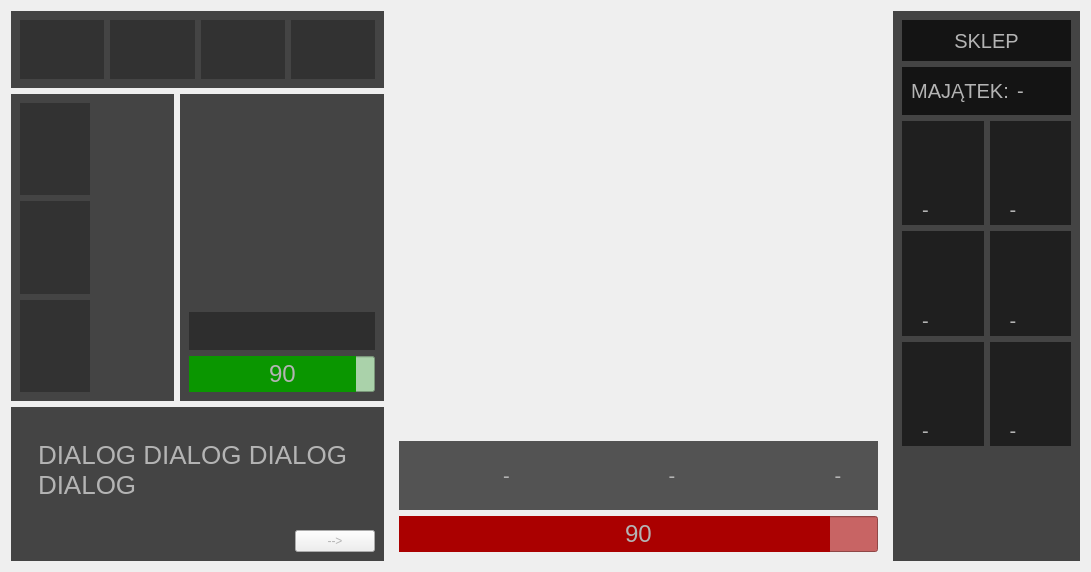
Old version of the form gamescreen.ui in the repository AdrianSuliga/BadTravelling.
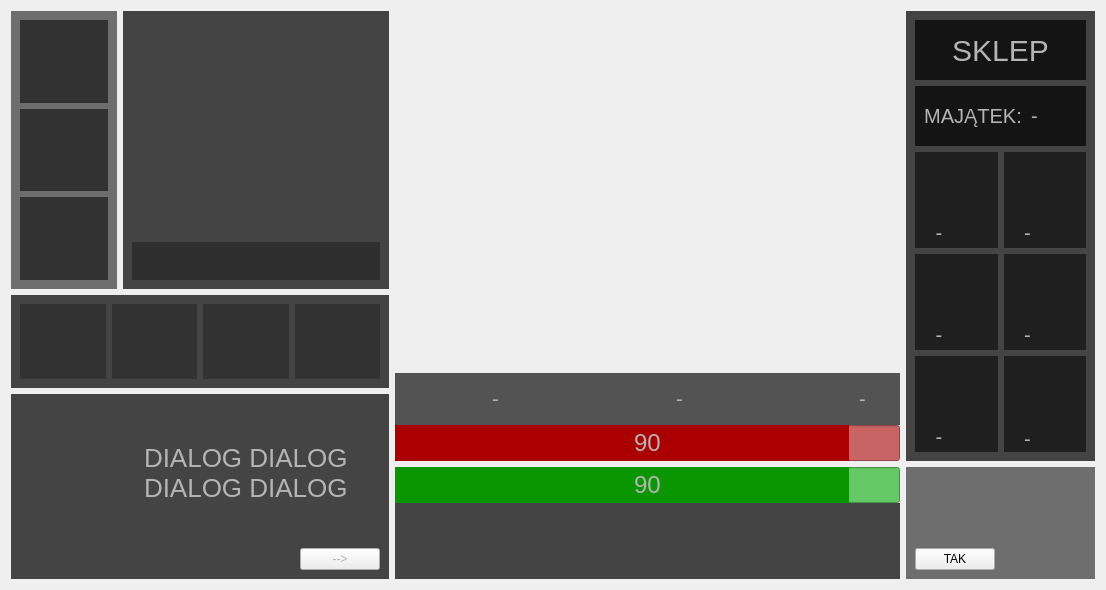
New version of the form. Icons and pictures are not drawn. Custom widgets are drawn as their Qt base class.

The edit to the form file:
```diff
--- a/gamescreen.ui
+++ b/gamescreen.ui
@@ -6,8 +6,8 @@
    <rect>
     <x>0</x>
     <y>0</y>
-    <width>1091</width>
-    <height>572</height>
+    <width>1106</width>
+    <height>590</height>
    </rect>
   </property>
   <property name="windowTitle">
@@ -18,90 +18,21 @@
 border-image: url(:/images/images/Level 0 - Prologue/Pic5.png) 0 0 0 0 stretch stretch;
 }</string>
   </property>
-  <layout class="QHBoxLayout" name="horizontalLayout_14" stretch="6,8,3">
+  <layout class="QHBoxLayout" name="horizontalLayout_16" stretch="6,8,3">
    <item>
-    <layout class="QVBoxLayout" name="heroSideLayout" stretch="1,4,2">
+    <layout class="QVBoxLayout" name="verticalLayout_11" stretch="3,1,2">
      <item>
-      <widget class="QWidget" name="inventoryWidget" native="true">
-       <property name="styleSheet">
-        <string notr="true">#inventoryWidget {
-background-color: rgba(20,20,20,200);
-}</string>
-       </property>
-       <layout class="QHBoxLayout" name="horizontalLayout_3">
+      <layout class="QHBoxLayout" name="horizontalLayout_15" stretch="2,5">
         <item>
-         <widget class="QLabel" name="keychainLabel">
+        <widget class="QWidget" name="specialItemsWidget" native="true">
           <property name="styleSheet">
-           <string notr="true">#keychainLabel {
-background-color: rgb(50,50,50);
-}</string>
-          </property>
-          <property name="text">
-           <string/>
-          </property>
-          <property name="alignment">
-           <set>Qt::AlignCenter</set>
-          </property>
-         </widget>
-        </item>
-        <item>
-         <widget class="QLabel" name="keyLabel">
-          <property name="styleSheet">
-           <string notr="true">#keyLabel {
-background-color: rgb(50,50,50);
-}</string>
-          </property>
-          <property name="text">
-           <string/>
-          </property>
-         </widget>
-        </item>
-        <item>
-         <widget class="QLabel" name="idLabel">
-          <property name="styleSheet">
-           <string notr="true">#idLabel {
-background-color: rgb(50,50,50);
-}</string>
-          </property>
-          <property name="text">
-           <string/>
-          </property>
-         </widget>
-        </item>
-        <item>
-         <widget class="QLabel" name="moneyLabel">
-          <property name="styleSheet">
-           <string notr="true">#moneyLabel {
-background-color: rgb(50,50,50);
-}</string>
-          </property>
-          <property name="text">
-           <string/>
-          </property>
-         </widget>
-        </item>
-       </layout>
-      </widget>
-     </item>
-     <item>
-      <layout class="QHBoxLayout" name="middleHeroSideLayout" stretch="4,5">
-       <item>
-        <widget class="QWidget" name="equipmentWidget" native="true">
-         <property name="styleSheet">
-          <string notr="true">#equipmentWidget {
-background-color: rgba(20,20,20,200);
-}</string>
+          <string notr="true">background-color: rgba(20,20,20,150);</string>
          </property>
          <layout class="QVBoxLayout" name="verticalLayout_2">
           <item>
-           <layout class="QHBoxLayout" name="weaponLayout" stretch="1,1">
-            <item>
-             <widget class="QLabel" name="weaponLabel">
+           <widget class="QLabel" name="blahajSlotLabel">
               <property name="styleSheet">
-               <string notr="true">#weaponLabel {
-background-color: rgb(50,50,50);
-border-image: url(:/images/images/AppScreenArt/DarkSword.png) 0 0 0 0 stretch stretch;
-}</string>
+             <string notr="true">background-color: rgb(50,50,50);</string>
               </property>
               <property name="text">
                <string/>
@@ -109,106 +40,24 @@
              </widget>
             </item>
             <item>
-             <widget class="QLabel" name="weaponLevelLabel">
-              <property name="font">
-               <font>
-                <pointsize>16</pointsize>
-               </font>
-              </property>
+           <widget class="QLabel" name="manulSlotLabel">
               <property name="styleSheet">
-               <string notr="true">color: rgb(180,180,180);
-font-size: 16pt;</string>
+             <string notr="true">background-color: rgb(50,50,50);</string>
               </property>
               <property name="text">
                <string/>
               </property>
-              <property name="alignment">
-               <set>Qt::AlignCenter</set>
-              </property>
-              <property name="wordWrap">
-               <bool>true</bool>
-              </property>
-             </widget>
-            </item>
-           </layout>
-          </item>
+           </widget>
+          </item>
           <item>
-           <layout class="QHBoxLayout" name="shieldLayout" stretch="1,1">
-            <item>
-             <widget class="QLabel" name="shieldLabel">
+           <widget class="QLabel" name="drPieprzerSlotLabel">
               <property name="styleSheet">
-               <string notr="true">#shieldLabel {
-background-color: rgb(50,50,50);
-border-image: url(:/images/images/AppScreenArt/DarkShield.png) 0 0 0 0 stretch stretch;
-}</string>
+             <string notr="true">background-color: rgb(50,50,50);</string>
               </property>
               <property name="text">
                <string/>
               </property>
              </widget>
-            </item>
-            <item>
-             <widget class="QLabel" name="shieldLevelLabel">
-              <property name="font">
-               <font>
-                <pointsize>16</pointsize>
-               </font>
-              </property>
-              <property name="styleSheet">
-               <string notr="true">color: rgb(180,180,180);
-font-size: 16pt;</string>
-              </property>
-              <property name="text">
-               <string/>
-              </property>
-              <property name="alignment">
-               <set>Qt::AlignCenter</set>
-              </property>
-              <property name="wordWrap">
-               <bool>true</bool>
-              </property>
-             </widget>
-            </item>
-           </layout>
-          </item>
-          <item>
-           <layout class="QHBoxLayout" name="healthLayout" stretch="1,1">
-            <item>
-             <widget class="QLabel" name="healthLabel">
-              <property name="styleSheet">
-               <string notr="true">#healthLabel {
-background-color: rgb(50,50,50);
-border-image: url(:/images/images/AppScreenArt/DarkHeart.png) 0 0 0 0 stretch stretch;
-}</string>
-              </property>
-              <property name="text">
-               <string/>
-              </property>
-             </widget>
-            </item>
-            <item>
-             <widget class="QLabel" name="healthLevelLabel">
-              <property name="font">
-               <font>
-                <pointsize>16</pointsize>
-               </font>
-              </property>
-              <property name="styleSheet">
-               <string notr="true">color: rgb(180,180,180);
-font-size: 16pt;</string>
-              </property>
-              <property name="text">
-               <string/>
-              </property>
-              <property name="alignment">
-               <set>Qt::AlignCenter</set>
-              </property>
-              <property name="wordWrap">
-               <bool>true</bool>
-              </property>
-             </widget>
-            </item>
-           </layout>
           </item>
          </layout>
         </widget>
@@ -220,9 +69,12 @@
 background-color: rgba(20,20,20,200);
 }</string>
          </property>
-         <layout class="QVBoxLayout" name="verticalLayout" stretch="6,1,2">
+         <layout class="QVBoxLayout" name="verticalLayout" stretch="6,1">
           <item>
            <widget class="QLabel" name="heroLabel">
+            <property name="styleSheet">
+             <string notr="true">border-image: url(:/images/images/AppScreenArt/Woman.png) 0 0 0 0 stretch stretch;</string>
+            </property>
             <property name="text">
              <string/>
             </property>
@@ -343,31 +195,72 @@
             </layout>
            </widget>
           </item>
+         </layout>
+        </widget>
+       </item>
+      </layout>
+     </item>
           <item>
-           <widget class="QProgressBar" name="heroHealthBar">
+      <widget class="QWidget" name="inventoryWidget" native="true">
             <property name="styleSheet">
-             <string notr="true">#heroHealthBar {
-color: rgb(180,180,180);
-background-color: rgb(170,210,170);
-text-align: center;
-font-size: 24px;
-}
-#heroHealthBar::chunk {
-background-color: rgb(10,150,0);
+        <string notr="true">#inventoryWidget {
+background-color: rgba(20,20,20,200);
 }</string>
             </property>
-            <property name="value">
-             <number>90</number>
-            </property>
-            <property name="format">
-             <string>%v</string>
-            </property>
-           </widget>
-          </item>
-         </layout>
-        </widget>
-       </item>
-      </layout>
+       <layout class="QHBoxLayout" name="horizontalLayout_3">
+        <item>
+         <widget class="QLabel" name="keychainLabel">
+          <property name="styleSheet">
+           <string notr="true">#keychainLabel {
+background-color: rgb(50,50,50);
+}</string>
+          </property>
+          <property name="text">
+           <string/>
+          </property>
+          <property name="alignment">
+           <set>Qt::AlignCenter</set>
+          </property>
+         </widget>
+        </item>
+        <item>
+         <widget class="QLabel" name="keyLabel">
+          <property name="styleSheet">
+           <string notr="true">#keyLabel {
+background-color: rgb(50,50,50);
+}</string>
+          </property>
+          <property name="text">
+           <string/>
+          </property>
+         </widget>
+        </item>
+        <item>
+         <widget class="QLabel" name="idLabel">
+          <property name="styleSheet">
+           <string notr="true">#idLabel {
+background-color: rgb(50,50,50);
+}</string>
+          </property>
+          <property name="text">
+           <string/>
+          </property>
+         </widget>
+        </item>
+        <item>
+         <widget class="QLabel" name="moneyLabel">
+          <property name="styleSheet">
+           <string notr="true">#moneyLabel {
+background-color: rgb(50,50,50);
+}</string>
+          </property>
+          <property name="text">
+           <string/>
+          </property>
+         </widget>
+        </item>
+       </layout>
+      </widget>
      </item>
      <item>
       <widget class="QWidget" name="dialogWidget" native="true">
@@ -376,7 +269,7 @@
 background-color: rgba(20,20,20,200);
 }</string>
        </property>
-       <layout class="QHBoxLayout" name="horizontalLayout_2">
+       <layout class="QHBoxLayout" name="horizontalLayout_2" stretch="1,2">
         <item>
          <layout class="QVBoxLayout" name="nameAndSpeakerLayout" stretch="4,1">
           <item>
@@ -462,11 +355,28 @@
     </layout>
    </item>
    <item>
+    <layout class="QVBoxLayout" name="verticalLayout_15" stretch="4,1">
+     <item>
     <widget class="QWidget" name="enemyWidget" native="true">
      <property name="styleSheet">
       <string notr="true"/>
      </property>
-     <layout class="QVBoxLayout" name="verticalLayout_3" stretch="6,1,2">
+       <layout class="QVBoxLayout" name="verticalLayout_3" stretch="7,1,1">
+        <property name="spacing">
+         <number>0</number>
+        </property>
+        <property name="leftMargin">
+         <number>0</number>
+        </property>
+        <property name="topMargin">
+         <number>0</number>
+        </property>
+        <property name="rightMargin">
+         <number>0</number>
+        </property>
+        <property name="bottomMargin">
+         <number>0</number>
+        </property>
       <item>
        <widget class="QClickableLabel" name="enemyLabel">
         <property name="text">
@@ -481,7 +391,7 @@
 background-color: rgba(40,40,40,200);
 }</string>
         </property>
-        <layout class="QHBoxLayout" name="horizontalLayout_4" stretch="2,2,1,2,2,1,2,2">
+          <layout class="QHBoxLayout" name="horizontalLayout_4" stretch="1,1,1,1,1,1,1,1">
          <item>
           <widget class="QLabel" name="enemyAttackPointsIconLabel">
            <property name="styleSheet">
@@ -614,20 +524,171 @@
     </widget>
    </item>
    <item>
+      <layout class="QVBoxLayout" name="verticalLayout_13" stretch="1,1">
+       <property name="spacing">
+        <number>0</number>
+       </property>
+       <item>
+        <widget class="QProgressBar" name="heroHealthBar">
+         <property name="styleSheet">
+          <string notr="true">#heroHealthBar {
+color: rgb(180,180,180);
+background-color: rgb(100,200,100);
+text-align: center;
+font-size: 24px;
+}
+#heroHealthBar::chunk {
+background-color: rgb(10,150,0);
+}</string>
+         </property>
+         <property name="value">
+          <number>90</number>
+         </property>
+         <property name="format">
+          <string>%v</string>
+         </property>
+        </widget>
+       </item>
+       <item>
+        <widget class="QWidget" name="actionsWidget" native="true">
+         <property name="styleSheet">
+          <string notr="true">#actionsWidget {
+background-color: rgba(20,20,20,200);
+}
+QPushButton:hover {
+border-width: 2px;
+border-color: rgb(180,180,180);
+background-color: rgb(20,20,20);
+}</string>
+         </property>
+         <layout class="QHBoxLayout" name="horizontalLayout_13" stretch="1,1,1,1,1,1,1">
+          <item>
+           <spacer name="horizontalSpacer_9">
+            <property name="orientation">
+             <enum>Qt::Horizontal</enum>
+            </property>
+            <property name="sizeHint" stdset="0">
+             <size>
+              <width>40</width>
+              <height>20</height>
+             </size>
+            </property>
+           </spacer>
+          </item>
+          <item>
+           <widget class="QPushButton" name="attackActionButton">
+            <property name="sizePolicy">
+             <sizepolicy hsizetype="Preferred" vsizetype="Preferred">
+              <horstretch>0</horstretch>
+              <verstretch>0</verstretch>
+             </sizepolicy>
+            </property>
+            <property name="styleSheet">
+             <string notr="true">border-style: solid;
+border-image: url(:/images/images/AppScreenArt/DarkSword.png) 0 0 0 0 stretch stretch;</string>
+            </property>
+            <property name="text">
+             <string/>
+            </property>
+           </widget>
+          </item>
+          <item>
+           <spacer name="horizontalSpacer_6">
+            <property name="orientation">
+             <enum>Qt::Horizontal</enum>
+            </property>
+            <property name="sizeHint" stdset="0">
+             <size>
+              <width>40</width>
+              <height>20</height>
+             </size>
+            </property>
+           </spacer>
+          </item>
+          <item>
+           <widget class="QPushButton" name="defenseActionButton">
+            <property name="sizePolicy">
+             <sizepolicy hsizetype="Preferred" vsizetype="Preferred">
+              <horstretch>0</horstretch>
+              <verstretch>0</verstretch>
+             </sizepolicy>
+            </property>
+            <property name="styleSheet">
+             <string notr="true">border-style: solid;
+border-image: url(:/images/images/AppScreenArt/DarkShield.png) 0 0 0 0 stretch stretch;</string>
+            </property>
+            <property name="text">
+             <string/>
+            </property>
+           </widget>
+          </item>
+          <item>
+           <spacer name="horizontalSpacer_7">
+            <property name="orientation">
+             <enum>Qt::Horizontal</enum>
+            </property>
+            <property name="sizeHint" stdset="0">
+             <size>
+              <width>40</width>
+              <height>20</height>
+             </size>
+            </property>
+           </spacer>
+          </item>
+          <item>
+           <widget class="QPushButton" name="healActionButton">
+            <property name="sizePolicy">
+             <sizepolicy hsizetype="Preferred" vsizetype="Preferred">
+              <horstretch>0</horstretch>
+              <verstretch>0</verstretch>
+             </sizepolicy>
+            </property>
+            <property name="styleSheet">
+             <string notr="true">border-style: solid;
+border-image: url(:/images/images/AppScreenArt/DarkHeart.png) 0 0 0 0 stretch stretch;</string>
+            </property>
+            <property name="text">
+             <string/>
+            </property>
+           </widget>
+          </item>
+          <item>
+           <spacer name="horizontalSpacer_10">
+            <property name="orientation">
+             <enum>Qt::Horizontal</enum>
+            </property>
+            <property name="sizeHint" stdset="0">
+             <size>
+              <width>40</width>
+              <height>20</height>
+             </size>
+            </property>
+           </spacer>
+          </item>
+         </layout>
+        </widget>
+       </item>
+      </layout>
+     </item>
+    </layout>
+   </item>
+   <item>
+    <layout class="QVBoxLayout" name="verticalLayout_14" stretch="4,1">
+     <item>
     <widget class="QWidget" name="shopWidget" native="true">
      <property name="styleSheet">
       <string notr="true">#shopWidget {
 background-color: rgba(20,20,20,200);
 }</string>
      </property>
-     <layout class="QVBoxLayout" name="verticalLayout_10" stretch="1,1,8,2">
+       <layout class="QVBoxLayout" name="verticalLayout_10" stretch="1,1,5">
       <item>
        <widget class="QLabel" name="shopLabel">
         <property name="styleSheet">
          <string notr="true">#shopLabel {
 background-color: rgb(20,20,20);
 color: rgb(180,180,180);
-font-size: 20px;
+font-size: 30px;
 }</string>
         </property>
         <property name="text">
@@ -915,6 +976,9 @@
                <property name="text">
                 <string/>
                </property>
+                 <property name="alignment">
+                  <set>Qt::AlignCenter</set>
+                 </property>
               </widget>
              </item>
              <item>
@@ -981,6 +1045,9 @@
                <property name="text">
                 <string/>
                </property>
+                 <property name="alignment">
+                  <set>Qt::AlignCenter</set>
+                 </property>
               </widget>
              </item>
              <item>
@@ -1047,6 +1114,9 @@
                <property name="text">
                 <string/>
                </property>
+                 <property name="alignment">
+                  <set>Qt::AlignCenter</set>
+                 </property>
               </widget>
              </item>
              <item>
@@ -1090,50 +1160,42 @@
         </item>
        </layout>
       </item>
-      <item>
-       <layout class="QHBoxLayout" name="horizontalLayout_13">
-        <item>
-         <spacer name="horizontalSpacer_6">
-          <property name="orientation">
-           <enum>Qt::Horizontal</enum>
-          </property>
-          <property name="sizeHint" stdset="0">
-           <size>
-            <width>40</width>
-            <height>20</height>
-           </size>
-          </property>
-         </spacer>
+       </layout>
+      </widget>
         </item>
         <item>
-         <widget class="QLabel" name="healingPotionLabel">
-          <property name="minimumSize">
-           <size>
-            <width>100</width>
-            <height>100</height>
-           </size>
-          </property>
-          <property name="maximumSize">
-           <size>
-            <width>200</width>
-            <height>200</height>
-           </size>
-          </property>
+      <widget class="QWidget" name="actionSelectionWidget" native="true">
           <property name="styleSheet">
-           <string notr="true">#healingPotionLabel {
-border-image: url(:/images/images/AppScreenArt/healingPotion.png) 0 0 0 0 stretch stretch;
-}
-#healingPotionLabel:hover {
-border-image: url(:/images/images/AppScreenArt/healingPotionHover.png) 0 0 0 0 stretch stretch;
+        <string notr="true">#actionSelectionWidget {
+background-color: rgba(20,20,20,150);
 }</string>
           </property>
+       <layout class="QVBoxLayout" name="verticalLayout_12" stretch="4,1">
+        <item>
+         <widget class="QLabel" name="infoAboutActionLabel">
+          <property name="styleSheet">
+           <string notr="true">color: rgb(180,180,180);
+font-size: 20px;</string>
+          </property>
           <property name="text">
            <string/>
           </property>
+          <property name="wordWrap">
+           <bool>true</bool>
+          </property>
          </widget>
         </item>
         <item>
-         <spacer name="horizontalSpacer_7">
+         <layout class="QHBoxLayout" name="horizontalLayout_14">
+          <item>
+           <widget class="QPushButton" name="confirmButton">
+            <property name="text">
+             <string>TAK</string>
+            </property>
+           </widget>
+          </item>
+          <item>
+           <spacer name="horizontalSpacer_8">
           <property name="orientation">
            <enum>Qt::Horizontal</enum>
           </property>
@@ -1149,6 +1211,8 @@
       </item>
      </layout>
     </widget>
+     </item>
+    </layout>
    </item>
   </layout>
  </widget>
```
Left out of the diff: 18 changed lines with no effect on the pictures. Lines whose indentation alone changed are shown as unchanged.
